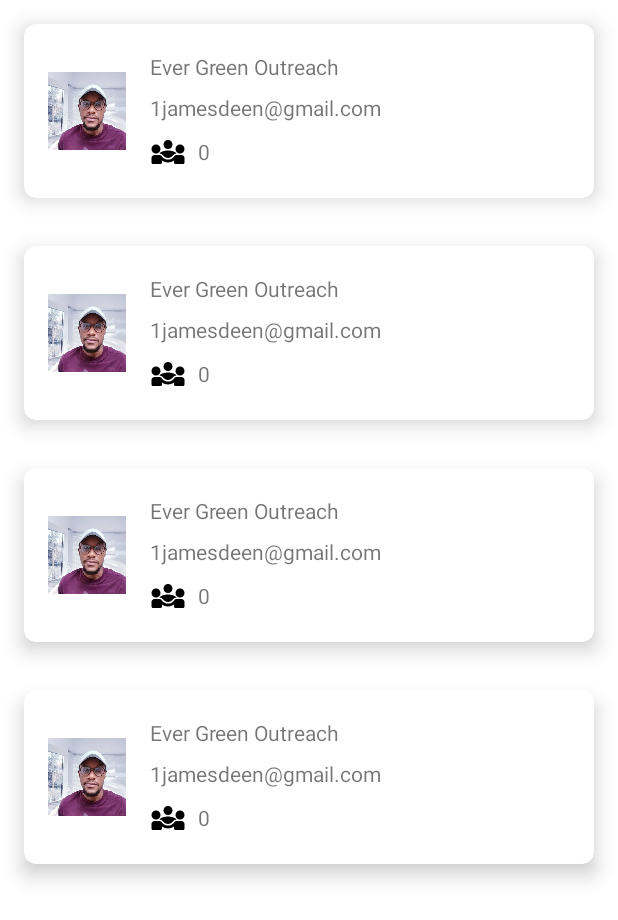
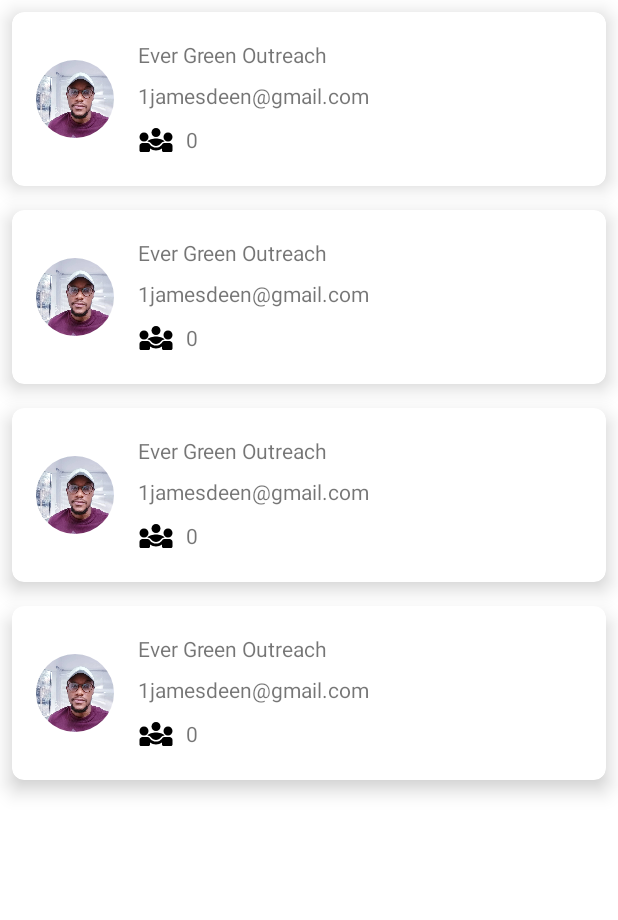
Before and after one commit to oscarnipps/teamly, an Android app: the layout fragment_members_list.xml on its own in the app's theme, with its tools: preview values and no code run, on a phone screen of 412 x 824 dp. Shown: the top 920 px of the screen. Run offline under Robolectric (Android 15) with nearby library versions, the phone set to English and light mode, and no system bars.

Commit message:
member list refactor with list adapter and data binding

```diff
--- a/app/src/main/res/values/themes.xml
+++ b/app/src/main/res/values/themes.xml
@@ -1,6 +1,6 @@
 <resources xmlns:tools="http://schemas.android.com/tools">
     <!-- Base application theme. -->
-    <style name="Theme.Teamly" parent="Theme.MaterialComponents.DayNight.DarkActionBar">
+    <style name="Theme.Teamly" parent="Theme.MaterialComponents.DayNight.NoActionBar">
         <!-- Primary brand color. -->
         <item name="colorPrimary">@color/purple_500</item>
         <item name="colorPrimaryVariant">@color/purple_700</item>
--- a/members-presentation/src/main/res/layout/fragment_members_list.xml
+++ b/members-presentation/src/main/res/layout/fragment_members_list.xml
@@ -1,5 +1,14 @@
 <?xml version="1.0" encoding="utf-8"?>
-<layout xmlns:tools="http://schemas.android.com/tools">
+<layout xmlns:tools="http://schemas.android.com/tools"
+    xmlns:app="http://schemas.android.com/apk/res-auto">
+
+    <data>
+
+        <variable
+            name="memberListAdapter"
+            type="com.app.members.MemberListAdapter" />
+
+    </data>
 
     <androidx.constraintlayout.widget.ConstraintLayout xmlns:android="http://schemas.android.com/apk/res/android"
         android:layout_width="match_parent"
@@ -8,6 +17,8 @@
         <androidx.recyclerview.widget.RecyclerView
             android:id="@+id/rvMember"
             android:layout_width="match_parent"
+            android:adapter="@{memberListAdapter}"
+            app:layoutManager="androidx.recyclerview.widget.LinearLayoutManager"
             android:layout_height="match_parent"
             tools:listitem="@layout/member_list_item"
             tools:itemCount="4"/>
--- a/members-presentation/src/main/res/layout/member_list_item.xml
+++ b/members-presentation/src/main/res/layout/member_list_item.xml
@@ -3,10 +3,18 @@
     xmlns:app="http://schemas.android.com/apk/res-auto"
     xmlns:tools="http://schemas.android.com/tools">
 
+    <data>
+
+        <variable
+            name="member"
+            type="com.app.members_domain.model.Member" />
+
+    </data>
+
     <androidx.cardview.widget.CardView
         app:cardElevation="8dp"
         app:cardCornerRadius="8dp"
-        android:layout_margin="16dp"
+        android:layout_margin="8dp"
         android:layout_width="match_parent"
         android:layout_height="wrap_content">
 
@@ -14,14 +22,18 @@
             android:layout_width="match_parent"
             android:layout_height="wrap_content">
 
-            <ImageView
+            <!--todo: change style and hardcoded value (use constraints to set value)-->
+            <com.google.android.material.imageview.ShapeableImageView
                 android:id="@+id/memberImage"
+                app:circularflow_radiusInDP="12dp"
+                app:circularflow_defaultRadius="12dp"
                 android:layout_width="52dp"
                 android:layout_height="52dp"
                 android:layout_marginStart="16dp"
                 android:layout_marginTop="32dp"
                 android:layout_marginBottom="32dp"
                 android:scaleType="centerCrop"
+                app:shapeAppearance="@style/circle"
                 android:src="@drawable/member"
                 app:layout_constraintBottom_toBottomOf="parent"
                 app:layout_constraintStart_toStartOf="parent"
@@ -37,6 +49,7 @@
                 app:layout_constraintBottom_toTopOf="@+id/member_email"
                 app:layout_constraintStart_toEndOf="@+id/memberImage"
                 app:layout_constraintTop_toTopOf="parent"
+                android:text="@{member.name}"
                 app:layout_constraintVertical_chainStyle="packed"
                 tools:text="Ever Green Outreach" />
 
@@ -54,30 +67,13 @@
                 tools:text="0" />
 
             <TextView
-                android:id="@+id/event_volunteer_status"
-                android:layout_width="0dp"
-                android:layout_height="wrap_content"
-                android:layout_marginStart="8dp"
-                android:layout_marginTop="8dp"
-                android:layout_marginEnd="16dp"
-                android:layout_marginBottom="8dp"
-                android:drawablePadding="8dp"
-                android:gravity="center_vertical"
-                android:textAppearance="?attr/textAppearanceSubtitle2"
-                android:visibility="gone"
-                app:layout_constraintBottom_toBottomOf="parent"
-                app:layout_constraintEnd_toEndOf="parent"
-                app:layout_constraintHorizontal_bias="0.5"
-                app:layout_constraintStart_toStartOf="parent"
-                tools:text="verifying" />
-
-            <TextView
                 android:id="@+id/member_email"
                 android:layout_width="wrap_content"
                 android:layout_height="wrap_content"
                 android:layout_marginStart="16dp"
                 android:layout_marginBottom="8dp"
                 android:gravity="center_vertical"
+                android:text="@{member.email}"
                 app:layout_constraintBottom_toTopOf="@+id/teams_count"
                 app:layout_constraintStart_toEndOf="@+id/memberImage"
                 app:layout_constraintTop_toBottomOf="@+id/member_name"
--- /dev/null
+++ b/members-presentation/src/main/res/values/styles.xml
@@ -0,0 +1,7 @@
+<?xml version="1.0" encoding="utf-8"?>
+<resources>
+
+    <style name="circle">
+        <item name="cornerSize">50%</item>
+    </style>
+</resources>
```
Also changed, not shown: members-presentation/src/main/java/com/app/members/MemberListAdapter.kt (+34 -23 lines), members-presentation/src/main/java/com/app/members/MembersListFragment.kt (+10 -14 lines).
